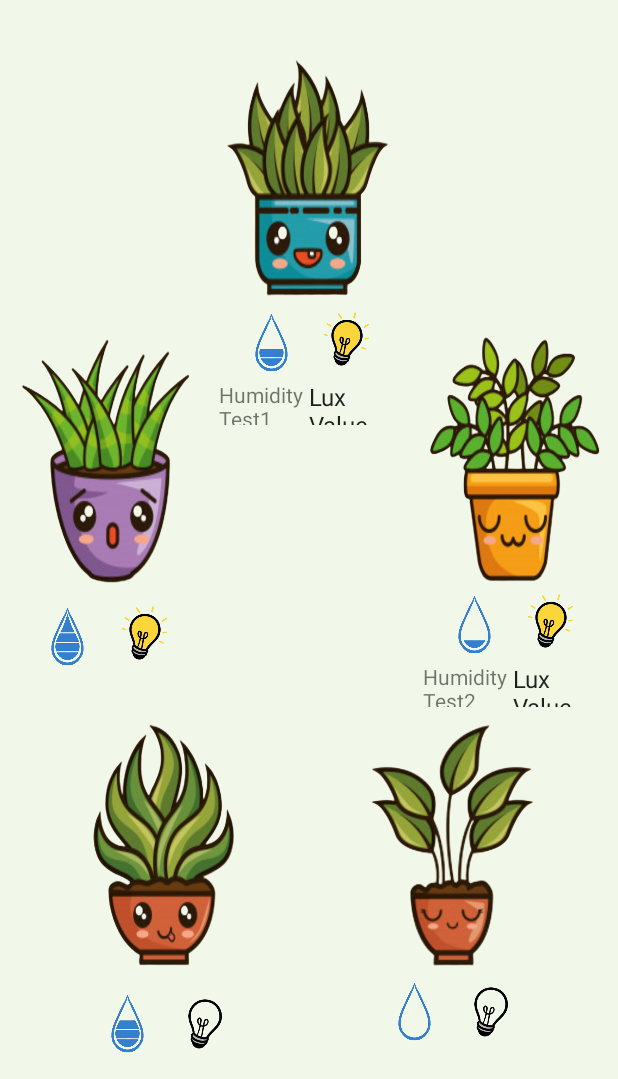
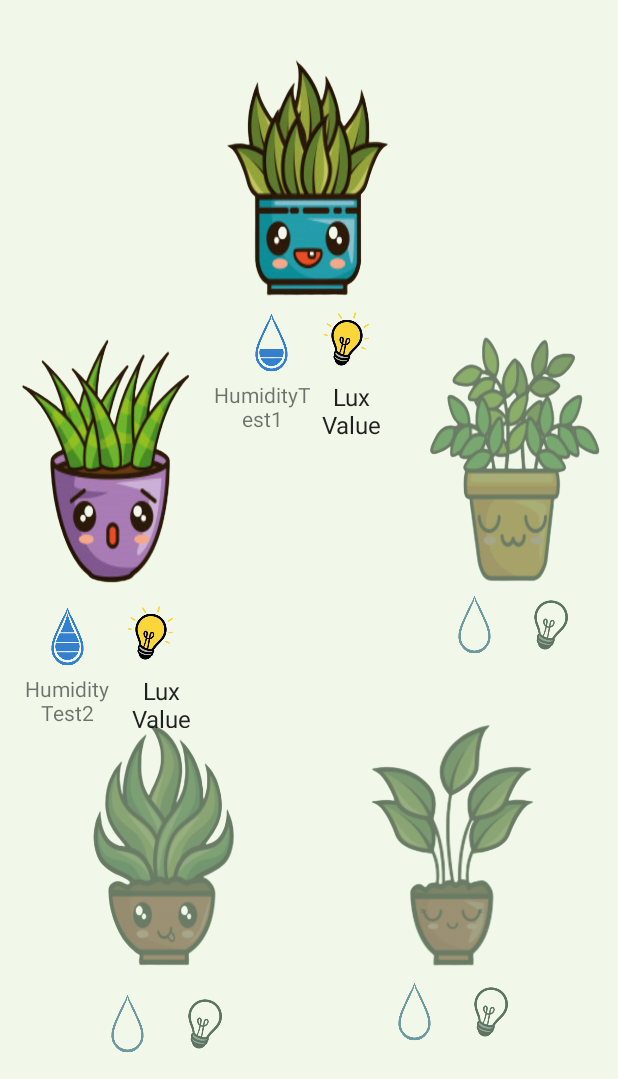
Before and after one commit to Claydeex/MyApplication, an Android app: the layout homepage.xml on its own in the app's theme, with its tools: preview values and no code run, on a phone screen of 412 x 824 dp, the part 157-1236 px from its top. Run offline under Robolectric (Android 15) with nearby library versions, the phone set to English and light mode, and no system bars.

Commit message:
Final update

```diff
--- a/app/src/main/java/com/Fyto/UserApp/HomepageData.java
+++ b/app/src/main/java/com/Fyto/UserApp/HomepageData.java
@@ -11,8 +11,8 @@ public class HomepageData {
 
     }
 
-    public String getIsConnected() {
-        return String.valueOf(isConnected);
+    public Boolean getIsConnected() {
+        return (isConnected);
     }
 
     public void setIsConnected(Boolean isConnected) {
--- a/app/src/main/res/layout/homepage.xml
+++ b/app/src/main/res/layout/homepage.xml
@@ -79,29 +79,27 @@
         app:layout_constraintTop_toBottomOf="@+id/plant_2"
         app:srcCompat="@drawable/water_100" />
 
+    <!-- Plant 3 main picture, water and light status -->
+
     <ImageView
         android:id="@+id/light2"
         android:layout_width="30dp"
         android:layout_height="50dp"
-        android:layout_marginEnd="20dp"
-        android:layout_marginRight="20dp"
+        android:layout_marginEnd="16dp"
         app:layout_constraintEnd_toEndOf="@+id/plant_2"
         app:layout_constraintTop_toTopOf="@+id/water2"
         app:srcCompat="@drawable/light_on1" />
-
-    <!-- Plant 3 main picture, water and light status -->
 
     <ImageButton
         android:id="@+id/plant_3"
         android:layout_width="0dp"
         android:layout_height="0dp"
         android:layout_marginStart="50dp"
-        android:layout_marginLeft="50dp"
         android:layout_marginEnd="70dp"
-        android:layout_marginRight="70dp"
         android:layout_marginBottom="70dp"
         android:background="@drawable/round_shape_drawable"
         android:scaleType="fitXY"
+        android:tint="#B385A58C"
         app:layout_constraintBottom_toBottomOf="parent"
         app:layout_constraintEnd_toStartOf="@+id/plant_4"
         app:layout_constraintStart_toStartOf="parent"
@@ -113,18 +111,18 @@
         android:layout_width="30dp"
         android:layout_height="50dp"
         android:layout_marginStart="20dp"
-        android:layout_marginLeft="20dp"
         android:layout_marginTop="8dp"
+        android:tint="#B385A58C"
         app:layout_constraintStart_toStartOf="@+id/plant_3"
         app:layout_constraintTop_toBottomOf="@+id/plant_3"
-        app:srcCompat="@drawable/water_75" />
+        app:srcCompat="@drawable/water_0" />
 
     <ImageView
         android:id="@+id/light3"
         android:layout_width="30dp"
         android:layout_height="50dp"
         android:layout_marginEnd="20dp"
-        android:layout_marginRight="20dp"
+        android:tint="#B385A58C"
         app:layout_constraintEnd_toEndOf="@+id/plant_3"
         app:layout_constraintTop_toTopOf="@+id/water3"
         app:srcCompat="@drawable/light_off1" />
@@ -136,9 +134,9 @@
         android:layout_width="0dp"
         android:layout_height="0dp"
         android:layout_marginEnd="50dp"
-        android:layout_marginRight="50dp"
         android:background="@drawable/round_shape_drawable"
         android:scaleType="fitXY"
+        android:tint="#B385A58C"
         app:layout_constraintBottom_toBottomOf="@+id/plant_3"
         app:layout_constraintEnd_toEndOf="parent"
         app:layout_constraintStart_toEndOf="@+id/plant_3"
@@ -150,8 +148,7 @@
         android:layout_width="30dp"
         android:layout_height="50dp"
         android:layout_marginStart="20dp"
-        android:layout_marginLeft="20dp"
-        android:layout_marginTop="0dp"
+        android:tint="#B385A58C"
         app:layout_constraintStart_toStartOf="@+id/plant_4"
         app:layout_constraintTop_toBottomOf="@+id/plant_4"
         app:srcCompat="@drawable/water_0" />
@@ -161,7 +158,7 @@
         android:layout_width="30dp"
         android:layout_height="50dp"
         android:layout_marginEnd="20dp"
-        android:layout_marginRight="20dp"
+        android:tint="#B385A58C"
         app:layout_constraintEnd_toEndOf="@+id/plant_4"
         app:layout_constraintTop_toTopOf="@+id/water4"
         app:srcCompat="@drawable/light_off1" />
@@ -175,9 +172,9 @@
         android:layout_width="0dp"
         android:layout_height="0dp"
         android:layout_marginEnd="10dp"
-        android:layout_marginRight="10dp"
         android:background="@drawable/round_shape_drawable"
         android:scaleType="fitXY"
+        android:tint="#B385A58C"
         app:layout_constraintBottom_toBottomOf="@+id/plant_2"
         app:layout_constraintEnd_toEndOf="parent"
         app:layout_constraintStart_toEndOf="@+id/plant_2"
@@ -189,21 +186,20 @@
         android:layout_width="30dp"
         android:layout_height="50dp"
         android:layout_marginStart="20dp"
-        android:layout_marginLeft="20dp"
-        android:layout_marginTop="0dp"
+        android:tint="#B385A58C"
         app:layout_constraintStart_toStartOf="@+id/plant_5"
         app:layout_constraintTop_toBottomOf="@+id/plant_5"
-        app:srcCompat="@drawable/water_25" />
+        app:srcCompat="@drawable/water_0" />
 
     <ImageView
         android:id="@+id/light5"
         android:layout_width="30dp"
         android:layout_height="50dp"
         android:layout_marginEnd="20dp"
-        android:layout_marginRight="20dp"
+        android:tint="#B385A58C"
         app:layout_constraintEnd_toEndOf="@+id/plant_5"
         app:layout_constraintTop_toTopOf="@+id/water5"
-        app:srcCompat="@drawable/light_on1" />
+        app:srcCompat="@drawable/light_off1" />
 
     <ImageView
         android:id="@+id/Fyto_logo"
@@ -218,8 +214,9 @@
 
     <TextView
         android:id="@+id/Humidity1"
-        android:layout_width="60dp"
-        android:layout_height="30dp"
+        android:layout_width="64dp"
+        android:layout_height="39dp"
+        android:gravity="center_horizontal"
         android:text="HumidityTest1"
         app:layout_constraintEnd_toStartOf="@+id/lightVal1"
         app:layout_constraintStart_toStartOf="@+id/plant_1"
@@ -227,17 +224,24 @@
 
     <TextView
         android:id="@+id/Humidity2"
-        android:layout_width="60dp"
-        android:layout_height="30dp"
+        android:layout_width="58dp"
+        android:layout_height="35dp"
+        android:layout_marginStart="16dp"
+        android:layout_marginTop="8dp"
+        android:gravity="center_horizontal"
         android:text="HumidityTest2"
-        app:layout_constraintEnd_toStartOf="@+id/lightVal2"
+        app:layout_constraintStart_toStartOf="parent"
         app:layout_constraintTop_toBottomOf="@+id/water5" />
 
     <TextView
         android:id="@+id/WaterLevel"
-        android:layout_width="13dp"
-        android:layout_height="20dp"
+        android:layout_width="wrap_content"
+        android:layout_height="wrap_content"
+        android:layout_marginTop="4dp"
         android:text="     "
+        android:textColor="#1B5E20"
+        android:textSize="16sp"
+        android:textStyle="italic"
         app:layout_constraintEnd_toEndOf="parent"
         app:layout_constraintStart_toStartOf="parent"
         app:layout_constraintTop_toBottomOf="@+id/Fyto_logo" />
@@ -245,8 +249,9 @@
     <TextView
         android:id="@+id/lightVal1"
         style="@android:style/Widget.DeviceDefault.TextView"
-        android:layout_width="60dp"
-        android:layout_height="30dp"
+        android:layout_width="63dp"
+        android:layout_height="40dp"
+        android:gravity="center_horizontal"
         android:text="Lux Value"
         android:textAppearance="@style/TextAppearance.AppCompat.Body1"
         android:textSize="16sp"
@@ -256,14 +261,14 @@
     <TextView
         android:id="@+id/lightVal2"
         style="@android:style/Widget.DeviceDefault.TextView"
-        android:layout_width="60dp"
-        android:layout_height="30dp"
+        android:layout_width="67dp"
+        android:layout_height="36dp"
+        android:layout_marginTop="8dp"
+        android:gravity="center_horizontal"
         android:text="Lux Value"
         android:textAppearance="@style/TextAppearance.AppCompat.Body1"
         android:textSize="16sp"
-        app:layout_constraintEnd_toEndOf="@+id/plant_5"
-        app:layout_constraintHorizontal_bias="1.0"
-        app:layout_constraintStart_toEndOf="@+id/plant_4"
+        app:layout_constraintStart_toEndOf="@+id/Humidity2"
         app:layout_constraintTop_toBottomOf="@+id/light5" />
 
 </androidx.constraintlayout.widget.ConstraintLayout>
```
